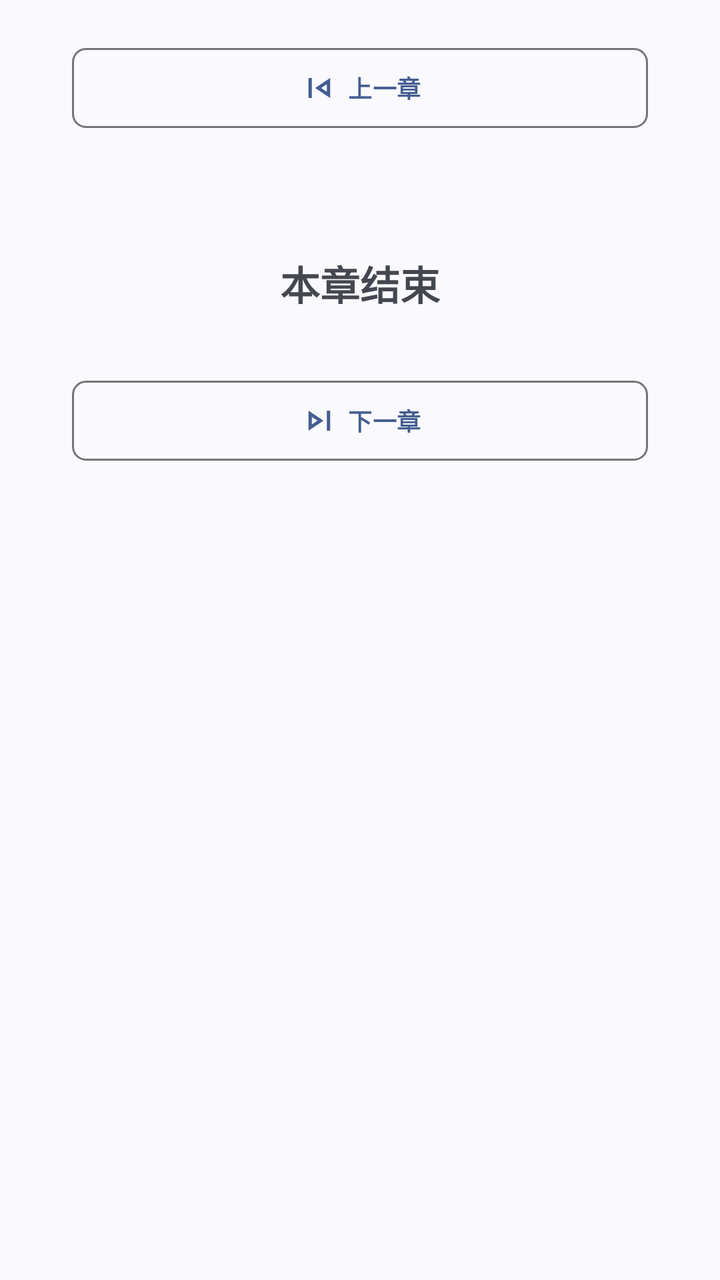
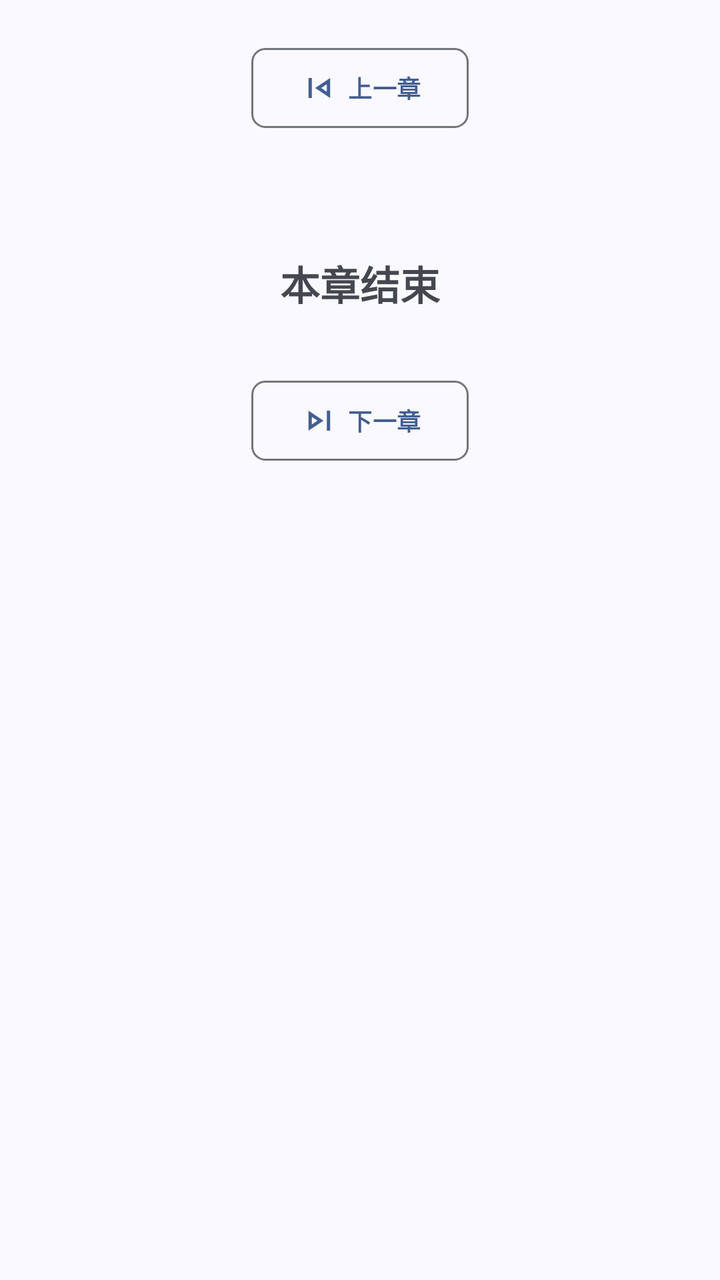

Two renders of the same Android screen: before a commit and after it. Below are the layout's source before the change and the commit's diff.
<!-- AndroidManifest.xml: application theme Theme.HikariNovel -->
<!-- res/layout/fragment_vertical_read.xml -->
<?xml version="1.0" encoding="utf-8"?>
<androidx.core.widget.NestedScrollView
  xmlns:android="http://schemas.android.com/apk/res/android"
  xmlns:app="http://schemas.android.com/apk/res-auto"
  android:id="@+id/nsv_f_v_read"
  android:orientation="vertical"
  android:layout_width="match_parent"
  android:layout_height="match_parent"
  android:clipToPadding="false"
  android:paddingLeft="@dimen/gi_control_icon"
  android:paddingRight="@dimen/gi_control_icon"
  android:paddingBottom="@dimen/gi_reader_content_bottom_inset">
  <LinearLayout
    android:layout_width="match_parent"
    android:layout_height="match_parent"
    android:orientation="vertical">
    <com.google.android.material.button.MaterialButton
      android:id="@+id/b_f_v_read_previous_chapter"
      style="@style/Widget.GalIsland.Button.Outlined"
      android:layout_width="match_parent"
      android:layout_height="wrap_content"
      android:layout_marginTop="@dimen/gi_control_icon"
      android:layout_marginBottom="@dimen/gi_control_icon"
      android:layout_marginLeft="@dimen/gi_page_inset"
      android:layout_marginRight="@dimen/gi_page_inset"
      android:text="@string/previous_chapter"
      app:icon="@drawable/ic_skip_previous"
      app:iconGravity="textStart" />
    <TextView
      android:id="@+id/tv_f_v_read"
      android:layout_width="match_parent"
      android:layout_height="wrap_content" />
    <androidx.recyclerview.widget.RecyclerView
      android:id="@+id/rv_f_v_read"
      android:layout_width="match_parent"
      android:layout_height="wrap_content"
      android:nestedScrollingEnabled="false" />
    <TextView
      android:id="@+id/tv_f_v_read_end_tip"
      android:layout_width="match_parent"
      android:layout_height="wrap_content"
      android:fitsSystemWindows="true"
      android:layout_marginTop="@dimen/gi_control_icon"
      android:layout_marginBottom="@dimen/gi_control_icon"
      android:gravity="center"
      android:textSize="@dimen/gi_metric_20sp"
      android:textStyle="bold"
      android:text="@string/chapter_end" />
    <com.google.android.material.button.MaterialButton
      android:id="@+id/b_f_v_read_next_chapter"
      style="@style/Widget.GalIsland.Button.Outlined"
      android:layout_width="match_parent"
      android:layout_height="wrap_content"
      android:layout_marginTop="@dimen/gi_space_inset"
      android:layout_marginBottom="@dimen/gi_control_icon"
      android:layout_marginLeft="@dimen/gi_page_inset"
      android:layout_marginRight="@dimen/gi_page_inset"
      android:text="@string/next_chapter"
      app:icon="@drawable/ic_skip_next"
      app:iconGravity="textStart" />
  </LinearLayout>
</androidx.core.widget.NestedScrollView>
<!-- resources referenced by this layout -->
<resources>
  <dimen name="gi_control_icon">20dp</dimen>
  <dimen name="gi_metric_20sp">20sp</dimen>
  <dimen name="gi_page_inset">16dp</dimen>
  <dimen name="gi_reader_content_bottom_inset">36dp</dimen>
  <dimen name="gi_space_inset">10dp</dimen>
  <string name="chapter_end">本章结束</string>
  <string name="next_chapter">下一章</string>
  <string name="previous_chapter">上一章</string>
  <style name="ShapeAppearance.GalIsland.Small" parent="">
      <item name="cornerFamily">rounded</item>
      <item name="cornerSize">7dp</item>
    </style>
  <dimen name="gi_control_height">48dp</dimen>
  <style name="Base.Theme.HikariNovel" parent="Theme.Material3.DynamicColors.DayNight.NoActionBar">
      
      
      <item name="shapeAppearanceSmallComponent">@style/ShapeAppearance.GalIsland.Small</item>
      <item name="shapeAppearanceMediumComponent">@style/ShapeAppearance.GalIsland.Medium</item>
      <item name="shapeAppearanceLargeComponent">@style/ShapeAppearance.GalIsland.Large</item>
      <item name="materialCardViewStyle">@style/Widget.GalIsland.CardView</item>
      <item name="materialButtonStyle">@style/Widget.GalIsland.Button</item>
      <item name="chipStyle">@style/Widget.GalIsland.Chip</item>
      <item name="tabStyle">@style/Widget.GalIsland.TabLayout</item>
      <item name="toolbarStyle">@style/Widget.GalIsland.Toolbar</item>
      <item name="sliderStyle">@style/Widget.GalIsland.Slider</item>
      <item name="textInputStyle">@style/Widget.GalIsland.TextInputLayout.OutlinedBox</item>
      <item name="snackbarStyle">@style/Widget.GalIsland.Snackbar</item>
      <item name="snackbarTextViewStyle">@style/Widget.GalIsland.Snackbar.TextView</item>
      <item name="materialAlertDialogTheme">@style/ThemeOverlay.GalIsland.MaterialAlertDialog</item>
      <item name="giSurfaceInput">?attr/colorSurfaceVariant</item>
      <item name="giSurfaceHover">?attr/colorSurfaceContainerHigh</item>
      <item name="appBarLayoutStyle">@style/Widget.GalIsland.AppBar</item>
      <item name="giAccentSoft">@color/galisland_nav_indicator</item>
      <item name="bottomSheetDialogTheme">@style/ThemeOverlay.GalIsland.BottomSheet</item>
      <item name="giBorderStrong">?attr/colorOutline</item>
      <item name="giSurfaceSidebar">?attr/colorSurfaceContainerLow</item>
      <item name="giSurfaceToolbar">?attr/colorSurface</item>
      <item name="elevationOverlayEnabled">false</item>
    </style>
  <style name="ShapeAppearance.GalIsland.Medium" parent="">
      <item name="cornerFamily">rounded</item>
      <item name="cornerSize">8dp</item>
    </style>
  <style name="ShapeAppearance.GalIsland.Large" parent="">
      <item name="cornerFamily">rounded</item>
      <item name="cornerSize">10dp</item>
    </style>
  <style name="Widget.GalIsland.Snackbar.TextView" parent="Widget.Material3.Snackbar.TextView">
      <item name="android:textColor">?attr/colorOnSurface</item>
    </style>
  <style name="ThemeOverlay.GalIsland.BottomSheet" parent="ThemeOverlay.Material3.BottomSheetDialog">
          <item name="bottomSheetStyle">@style/Widget.GalIsland.BottomSheet</item>
      </style>
  <style name="ShapeAppearance.GalIsland.Tag" parent="">
      <item name="cornerFamily">rounded</item>
      <item name="cornerSize">6dp</item>
    </style>
  <style name="TextAppearance.GalIsland.Tag" parent="TextAppearance.Material3.LabelSmall">
      <item name="android:textSize">10sp</item>
      <item name="android:letterSpacing">0</item>
    </style>
  <dimen name="gi_toolbar_height">56dp</dimen>
  <dimen name="gi_stroke">1dp</dimen>
  <style name="Widget.GalIsland.AlertDialog.Title" parent="MaterialAlertDialog.Material3.Title.Text">
      <item name="android:textAppearance">@style/TextAppearance.GalIsland.SectionTitle</item>
    </style>
  <dimen name="gi_text_heading">22sp</dimen>
  <!-- unchanged entries left out for length: 19 -->
</resources>

<!-- the commit's change to res/layout/fragment_vertical_read.xml (unified diff, before → after) -->
@@ -7,18 +7,19 @@
   android:layout_width="match_parent"
   android:layout_height="match_parent"
   android:clipToPadding="false"
-  android:paddingLeft="@dimen/gi_control_icon"
-  android:paddingRight="@dimen/gi_control_icon"
+  android:paddingLeft="@dimen/gi_page_inset"
+  android:paddingRight="@dimen/gi_page_inset"
   android:paddingBottom="@dimen/gi_reader_content_bottom_inset">
   <LinearLayout
     android:layout_width="match_parent"
-    android:layout_height="match_parent"
+    android:layout_height="wrap_content"
     android:orientation="vertical">
     <com.google.android.material.button.MaterialButton
       android:id="@+id/b_f_v_read_previous_chapter"
       style="@style/Widget.GalIsland.Button.Outlined"
-      android:layout_width="match_parent"
+      android:layout_width="wrap_content"
       android:layout_height="wrap_content"
+      android:layout_gravity="center_horizontal"
       android:layout_marginTop="@dimen/gi_control_icon"
       android:layout_marginBottom="@dimen/gi_control_icon"
       android:layout_marginLeft="@dimen/gi_page_inset"
@@ -49,7 +50,8 @@
     <com.google.android.material.button.MaterialButton
       android:id="@+id/b_f_v_read_next_chapter"
       style="@style/Widget.GalIsland.Button.Outlined"
-      android:layout_width="match_parent"
+      android:layout_width="wrap_content"
+      android:layout_gravity="center_horizontal"
       android:layout_height="wrap_content"
       android:layout_marginTop="@dimen/gi_space_inset"
       android:layout_marginBottom="@dimen/gi_control_icon"
<!-- resource entries referenced after the edit -->
@@ -37,6 +37,7 @@
       <item name="giBorderStrong">?attr/colorOutline</item>
       <item name="giSurfaceSidebar">?attr/colorSurfaceContainerLow</item>
       <item name="giSurfaceToolbar">?attr/colorSurface</item>
+      <item name="giGridLine">?attr/colorOutlineVariant</item>
       <item name="elevationOverlayEnabled">false</item>
     </style>
   <style name="ShapeAppearance.GalIsland.Medium" parent="">
